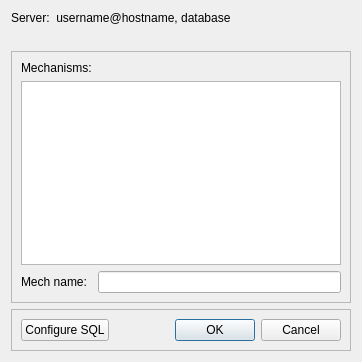
Qt form src/gui/forms/mechdb.ui (stevenvergenz/chemecher) before a commit.
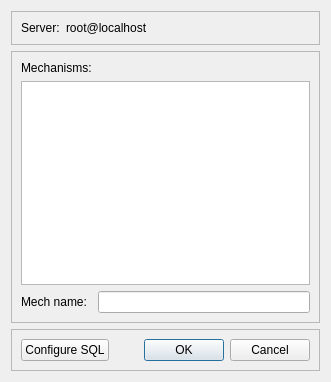
The same form after that commit.

Commit message: Changed DBHandler to inherit from QSqlDatabase, can't get to work

The edit to the form file:
```diff
--- a/src/gui/forms/mechdb.ui
+++ b/src/gui/forms/mechdb.ui
@@ -6,8 +6,8 @@
    <rect>
     <x>0</x>
     <y>0</y>
-    <width>362</width>
-    <height>362</height>
+    <width>331</width>
+    <height>382</height>
    </rect>
   </property>
   <property name="sizePolicy">
@@ -16,10 +16,16 @@
     <verstretch>0</verstretch>
    </sizepolicy>
   </property>
+  <property name="minimumSize">
+   <size>
+    <width>331</width>
+    <height>382</height>
+   </size>
+  </property>
   <property name="maximumSize">
    <size>
-    <width>500</width>
-    <height>400</height>
+    <width>451</width>
+    <height>382</height>
    </size>
   </property>
   <property name="windowTitle">
@@ -33,23 +39,35 @@
     <enum>QLayout::SetDefaultConstraint</enum>
    </property>
    <item>
-    <widget class="QLabel" name="lblInfo">
-     <property name="enabled">
-      <bool>true</bool>
+    <widget class="QFrame" name="frame_2">
+     <property name="frameShape">
+      <enum>QFrame::StyledPanel</enum>
      </property>
-     <property name="text">
-      <string>Server:  username@hostname, database</string>
+     <property name="frameShadow">
+      <enum>QFrame::Raised</enum>
      </property>
-    </widget>
-   </item>
-   <item>
-    <widget class="QLabel" name="lblMessage">
-     <property name="enabled">
-      <bool>true</bool>
-     </property>
-     <property name="text">
-      <string/>
-     </property>
+     <layout class="QFormLayout" name="formLayout_2">
+      <property name="sizeConstraint">
+       <enum>QLayout::SetNoConstraint</enum>
+      </property>
+      <property name="verticalSpacing">
+       <number>0</number>
+      </property>
+      <item row="0" column="0">
+       <widget class="QLabel" name="label_3">
+        <property name="text">
+         <string>Server:</string>
+        </property>
+       </widget>
+      </item>
+      <item row="0" column="1">
+       <widget class="QLabel" name="lblInfo">
+        <property name="text">
+         <string>root@localhost</string>
+        </property>
+       </widget>
+      </item>
+     </layout>
     </widget>
    </item>
    <item>
```
Left out of the diff: 17 changed lines with no effect on the pictures. The commit also changes 10 other files.
